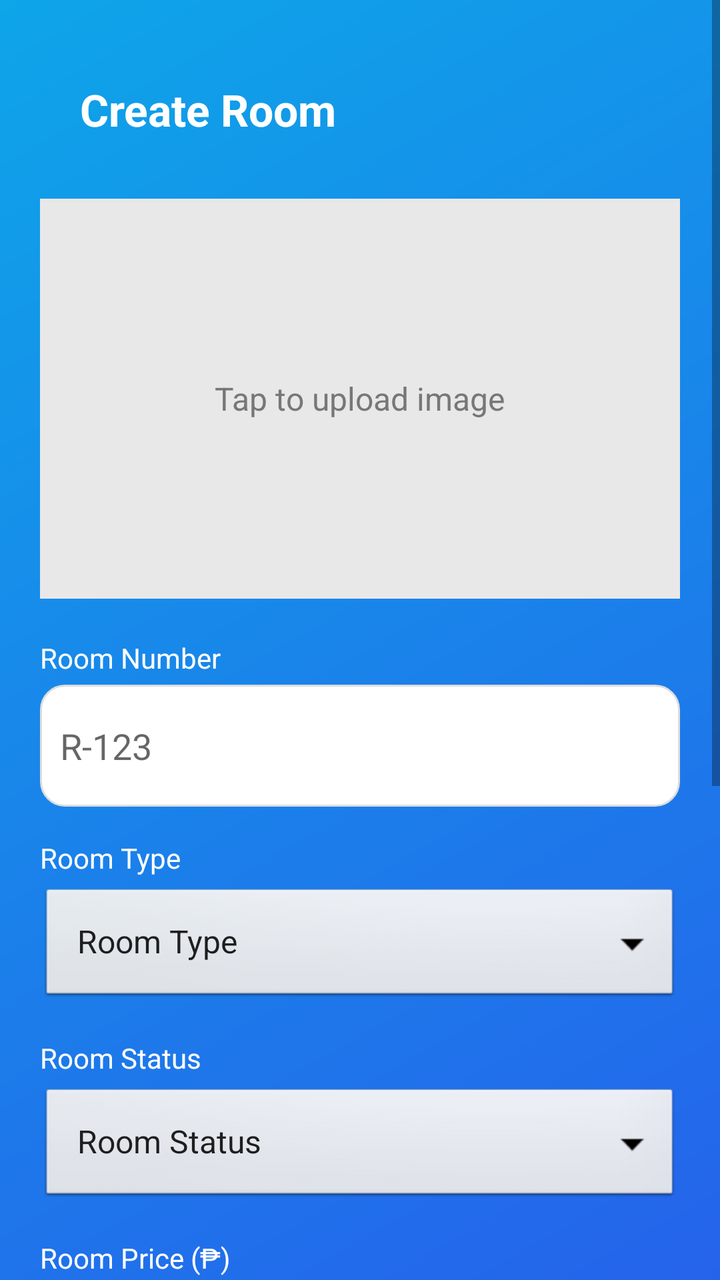
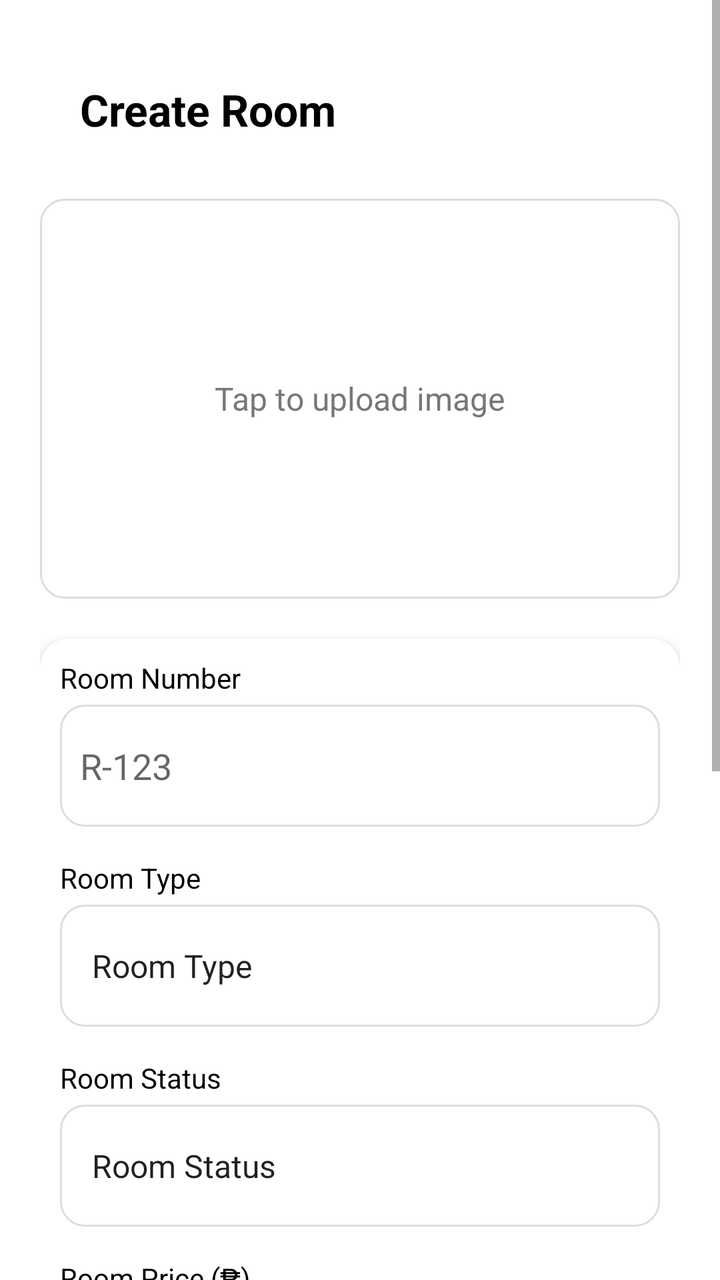

Before-and-after screenshots of an Android layout around one commit, followed by the original layout XML and the change that was made.
<!-- AndroidManifest.xml: application theme Theme.Dormitally -->
<!-- res/layout/activity_add_room_page.xml -->
<?xml version="1.0" encoding="utf-8"?>
<LinearLayout xmlns:android="http://schemas.android.com/apk/res/android"
    xmlns:app="http://schemas.android.com/apk/res-auto"
    xmlns:tools="http://schemas.android.com/tools"
    android:id="@+id/main"
    android:layout_width="match_parent"
    android:layout_height="match_parent"
    android:background="@drawable/background"
    android:orientation="vertical"
    tools:context=".AddRoomPage">

    <ScrollView
        android:layout_width="match_parent"
        android:layout_height="match_parent"
        android:background="@drawable/background">

        <LinearLayout
            android:layout_width="match_parent"
            android:layout_height="wrap_content"
            android:orientation="vertical"
            android:padding="20dp">

            
            <LinearLayout
                android:layout_width="match_parent"
                android:layout_height="wrap_content"
                android:layout_marginBottom="10dp"
                android:elevation="4dp"
                android:orientation="vertical"
                android:padding="20dp">

                <TextView
                    android:layout_width="wrap_content"
                    android:layout_height="wrap_content"
                    android:text="Create Room"
                    android:textColor="#FFFFFF"
                    android:textSize="22sp"
                    android:textStyle="bold" />
            </LinearLayout>

            
            <FrameLayout
                android:id="@+id/frameImage"
                android:layout_width="match_parent"
                android:layout_height="200dp"
                android:layout_marginBottom="20dp"
                android:background="#E8E8E8"
                android:clickable="true"
                android:foreground="?attr/selectableItemBackground"
                android:gravity="center">

                <TextView
                    android:id="@+id/tvUpload"
                    android:layout_width="wrap_content"
                    android:layout_height="wrap_content"
                    android:layout_gravity="center"
                    android:text="Tap to upload image"
                    android:textColor="#777"
                    android:textSize="16sp" />

                <ImageView
                    android:id="@+id/imgPreview"
                    android:layout_width="match_parent"
                    android:layout_height="match_parent"
                    android:scaleType="centerCrop"
                    android:visibility="gone" />
            </FrameLayout>


            
            <TextView
                android:layout_width="wrap_content"
                android:layout_height="wrap_content"
                android:layout_marginBottom="4dp"
                android:text="Room Number"
                android:textColor="#FFFFFF" />

            <EditText
                android:id="@+id/etRoomNumber"
                android:layout_width="match_parent"
                android:layout_height="61dp"
                android:background="@drawable/edittxt_bg_rf"
                android:hint="R-123"
                android:inputType="text"
                android:padding="10dp" />

            
            <TextView
                android:layout_width="wrap_content"
                android:layout_height="wrap_content"
                android:layout_marginTop="16dp"
                android:layout_marginBottom="4dp"
                android:text="Room Type"
                android:textColor="#FFFFFF" />

            <Spinner
                android:id="@+id/roomTypeSpinner"
                android:layout_width="match_parent"
                android:layout_height="61dp"
                android:background="@android:drawable/btn_dropdown"
                android:entries="@array/RoomType"
                android:spinnerMode="dropdown" />

            
            <TextView
                android:layout_width="wrap_content"
                android:layout_height="wrap_content"
                android:layout_marginTop="16dp"
                android:layout_marginBottom="4dp"
                android:text="Room Status"
                android:textColor="#FFFFFF" />

            <Spinner
                android:id="@+id/roomStatusSpinner"
                android:layout_width="match_parent"
                android:layout_height="61dp"
                android:background="@android:drawable/btn_dropdown"
                android:entries="@array/RoomStatus"
                android:spinnerMode="dropdown" />

            
            <TextView
                android:layout_width="wrap_content"
                android:layout_height="wrap_content"
                android:layout_marginTop="16dp"
                android:layout_marginBottom="4dp"
                android:text="Room Price (₱)"
                android:textColor="#FFFFFF" />

            <EditText
                android:id="@+id/etRoomPrice"
                android:layout_width="match_parent"
                android:layout_height="48dp"
                android:background="@drawable/edittxt_bg_rf"
                android:hint="5,000"
                android:inputType="numberDecimal"
                android:padding="10dp" />

            
            <TextView
                android:layout_width="wrap_content"
                android:layout_height="wrap_content"
                android:layout_marginTop="16dp"
                android:layout_marginBottom="4dp"
                android:text="Capacity"
                android:textColor="#FFFFFF" />

            <Spinner
                android:id="@+id/roomCapacitySpinner"
                android:layout_width="match_parent"
                android:layout_height="61dp"
                android:background="@android:drawable/btn_dropdown"
                android:entries="@array/Capacity"
                android:spinnerMode="dropdown" />

            
            <TextView
                android:layout_width="wrap_content"
                android:layout_height="wrap_content"
                android:layout_marginTop="16dp"
                android:layout_marginBottom="4dp"
                android:text="Description"
                android:textColor="@color/white" />

            <EditText
                android:id="@+id/etDescription"
                android:layout_width="match_parent"
                android:layout_height="120dp"
                android:background="@drawable/edittxt_bg_rf"
                android:gravity="top"
                android:hint="Own Cr,Double Deck, and has a Tables"
                android:inputType="textMultiLine"
                android:padding="10dp" />

            
            <LinearLayout
                android:layout_width="match_parent"
                android:layout_height="wrap_content"
                android:layout_marginTop="25dp"
                android:gravity="center"
                android:orientation="horizontal">

                <Button
                    android:id="@+id/btnSave"
                    android:layout_width="0dp"
                    android:layout_height="wrap_content"
                    android:layout_weight="1"
                    android:background="@drawable/toggle_unselected"
                    android:backgroundTint="@color/white"
                    android:text="Save"
                    android:textColor="@color/black" />

                <Space
                    android:layout_width="12dp"
                    android:layout_height="wrap_content" />

                <Button
                    android:id="@+id/btnCancel"
                    android:layout_width="0dp"
                    android:layout_height="wrap_content"
                    android:layout_weight="1"
                    android:background="@drawable/toggle_selected"
                    android:backgroundTint="#0000FF"
                    android:text="Cancel"
                    android:textColor="#FFFFFF" />
            </LinearLayout>

        </LinearLayout>

    </ScrollView>


</LinearLayout>
<!-- resources referenced by this layout -->
<resources>
  <string-array name="Capacity">
          <item>Capacity</item>
          <item>1</item>
          <item>2</item>
          <item>3</item>
          <item>4</item>
      </string-array>
  <string-array name="RoomStatus">
          <item>Room Status</item>
          <item>Available</item>"
          <item>Occupied</item>
          <item>Maintenance</item>
      </string-array>
  <string-array name="RoomType">
          <item>Room Type</item>
          <item>Aircon</item>
          <item>Non-Aircon</item>
      </string-array>
  <color name="black">#FF000000</color>
  <color name="white">#FFFFFFFF</color>
  <!-- drawable background (drawable) -->
  <?xml version="1.0" encoding="utf-8"?>
  <layer-list xmlns:android="http://schemas.android.com/apk/res/android">
      <item>
          <shape android:shape="rectangle">
              <gradient
                  android:angle="315"
                  android:startColor="#0EA5E9"
              android:endColor="#2563EB"
              android:type="linear" />
          </shape>
      </item>
  </layer-list>
  <!-- drawable edittxt_bg_rf (drawable) -->
  <shape xmlns:android="http://schemas.android.com/apk/res/android">
      <solid android:color="#FFFFFF"/>
      <corners android:radius="12dp"/>
      <stroke android:width="1dp" android:color="#DDDDDD"/>
      <padding android:left="8dp" android:top="8dp" android:right="8dp" android:bottom="8dp"/>
  </shape>
  <!-- drawable toggle_selected (drawable) -->
  <?xml version="1.0" encoding="utf-8"?>
  <shape xmlns:android="http://schemas.android.com/apk/res/android">
      <solid android:color="#2563EB"/>
      <corners android:radius="30dp"/>
  </shape>
  <!-- drawable toggle_unselected (drawable) -->
  <?xml version="1.0" encoding="utf-8"?>
  <shape xmlns:android="http://schemas.android.com/apk/res/android">
      <solid android:color="#F5F5F5"/>
      <corners android:radius="30dp"/>
  </shape>
  <style name="Theme.Dormitally" parent="Base.Theme.Dormitally" />
  <style name="Base.Theme.Dormitally" parent="Theme.AppCompat.Light.NoActionBar">
          
          
      </style>
</resources>

<!-- the commit's change to res/layout/activity_add_room_page.xml (unified diff, before → after) -->
@@ -12,7 +12,7 @@
     <ScrollView
         android:layout_width="match_parent"
         android:layout_height="match_parent"
-        android:background="@drawable/background">
+        android:background="@color/white">
 
         <LinearLayout
             android:layout_width="match_parent"
@@ -33,7 +33,7 @@
                     android:layout_width="wrap_content"
                     android:layout_height="wrap_content"
                     android:text="Create Room"
-                    android:textColor="#FFFFFF"
+                    android:textColor="@color/black"
                     android:textSize="22sp"
                     android:textStyle="bold" />
             </LinearLayout>
@@ -44,7 +44,7 @@
                 android:layout_width="match_parent"
                 android:layout_height="200dp"
                 android:layout_marginBottom="20dp"
-                android:background="#E8E8E8"
+                android:background="@drawable/edittxt_bg_rf"
                 android:clickable="true"
                 android:foreground="?attr/selectableItemBackground"
                 android:gravity="center">
@@ -68,109 +68,128 @@
 
 
             
-            <TextView
-                android:layout_width="wrap_content"
-                android:layout_height="wrap_content"
-                android:layout_marginBottom="4dp"
-                android:text="Room Number"
-                android:textColor="#FFFFFF" />
-
-            <EditText
-                android:id="@+id/etRoomNumber"
-                android:layout_width="match_parent"
-                android:layout_height="61dp"
-                android:background="@drawable/edittxt_bg_rf"
-                android:hint="R-123"
-                android:inputType="text"
-                android:padding="10dp" />
-
-            
-            <TextView
-                android:layout_width="wrap_content"
-                android:layout_height="wrap_content"
-                android:layout_marginTop="16dp"
-                android:layout_marginBottom="4dp"
-                android:text="Room Type"
-                android:textColor="#FFFFFF" />
-
-            <Spinner
-                android:id="@+id/roomTypeSpinner"
-                android:layout_width="match_parent"
-                android:layout_height="61dp"
-                android:background="@android:drawable/btn_dropdown"
-                android:entries="@array/RoomType"
-                android:spinnerMode="dropdown" />
-
-            
-            <TextView
-                android:layout_width="wrap_content"
-                android:layout_height="wrap_content"
-                android:layout_marginTop="16dp"
-                android:layout_marginBottom="4dp"
-                android:text="Room Status"
-                android:textColor="#FFFFFF" />
-
-            <Spinner
-                android:id="@+id/roomStatusSpinner"
-                android:layout_width="match_parent"
-                android:layout_height="61dp"
-                android:background="@android:drawable/btn_dropdown"
-                android:entries="@array/RoomStatus"
-                android:spinnerMode="dropdown" />
-
-            
-            <TextView
-                android:layout_width="wrap_content"
-                android:layout_height="wrap_content"
-                android:layout_marginTop="16dp"
-                android:layout_marginBottom="4dp"
-                android:text="Room Price (₱)"
-                android:textColor="#FFFFFF" />
-
-            <EditText
-                android:id="@+id/etRoomPrice"
-                android:layout_width="match_parent"
-                android:layout_height="48dp"
-                android:background="@drawable/edittxt_bg_rf"
-                android:hint="5,000"
-                android:inputType="numberDecimal"
-                android:padding="10dp" />
-
-            
-            <TextView
-                android:layout_width="wrap_content"
-                android:layout_height="wrap_content"
-                android:layout_marginTop="16dp"
-                android:layout_marginBottom="4dp"
-                android:text="Capacity"
-                android:textColor="#FFFFFF" />
-
-            <Spinner
-                android:id="@+id/roomCapacitySpinner"
-                android:layout_width="match_parent"
-                android:layout_height="61dp"
-                android:background="@android:drawable/btn_dropdown"
-                android:entries="@array/Capacity"
-                android:spinnerMode="dropdown" />
-
-            
-            <TextView
-                android:layout_width="wrap_content"
-                android:layout_height="wrap_content"
-                android:layout_marginTop="16dp"
-                android:layout_marginBottom="4dp"
-                android:text="Description"
-                android:textColor="@color/white" />
-
-            <EditText
-                android:id="@+id/etDescription"
-                android:layout_width="match_parent"
-                android:layout_height="120dp"
-                android:background="@drawable/edittxt_bg_rf"
-                android:gravity="top"
-                android:hint="Own Cr,Double Deck, and has a Tables"
-                android:inputType="textMultiLine"
-                android:padding="10dp" />
+            <androidx.cardview.widget.CardView
+                android:layout_width="match_parent"
+                android:layout_height="match_parent"
+                app:cardCornerRadius="14dp"
+                app:cardElevation="4dp">
+
+                <LinearLayout
+                    android:layout_width="match_parent"
+                    android:layout_height="match_parent"
+                    android:orientation="vertical"
+                    android:padding="10dp">
+
+                    <TextView
+                        android:layout_width="wrap_content"
+                        android:layout_height="wrap_content"
+                        android:layout_marginBottom="4dp"
+                        android:text="Room Number"
+                        android:textColor="@color/black" />
+
+                    <EditText
+                        android:id="@+id/etRoomNumber"
+                        android:layout_width="match_parent"
+                        android:layout_height="61dp"
+                        android:background="@drawable/edittxt_bg_rf"
+                        android:hint="R-123"
+                        android:inputType="text"
+                        android:padding="10dp" />
+
+                    <TextView
+                        android:layout_width="wrap_content"
+                        android:layout_height="wrap_content"
+                        android:layout_marginTop="16dp"
+                        android:layout_marginBottom="4dp"
+                        android:text="Room Type"
+                        android:textColor="@color/black" />
+
+                    <Spinner
+                        android:id="@+id/roomTypeSpinner"
+                        android:layout_width="match_parent"
+                        android:layout_height="61dp"
+                        android:background="@drawable/edittxt_bg_rf"
+                        android:entries="@array/RoomType"
+                        android:spinnerMode="dropdown" />
+
+                    <TextView
+                        android:layout_width="wrap_content"
+                        android:layout_height="wrap_content"
+                        android:layout_marginTop="16dp"
+                        android:layout_marginBottom="4dp"
+                        android:text="Room Status"
+                        android:textColor="@color/black" />
+
+                    <Spinner
+                        android:id="@+id/roomStatusSpinner"
+                        android:layout_width="match_parent"
+                        android:layout_height="61dp"
+                        android:background="@drawable/edittxt_bg_rf"
+                        android:entries="@array/RoomStatus"
+                        android:spinnerMode="dropdown" />
+
+                    <TextView
+                        android:layout_width="wrap_content"
+                        android:layout_height="wrap_content"
+                        android:layout_marginTop="16dp"
+                        android:layout_marginBottom="4dp"
+                        android:text="Room Price (₱)"
+                        android:textColor="@color/black" />
+
+                    <EditText
+                        android:id="@+id/etRoomPrice"
+                        android:layout_width="match_parent"
+                        android:layout_height="48dp"
+                        android:background="@drawable/edittxt_bg_rf"
+                        android:hint="5,000"
+                        android:inputType="numberDecimal"
+                        android:padding="10dp" />
+
+                    <TextView
+                        android:layout_width="wrap_content"
+                        android:layout_height="wrap_content"
+                        android:layout_marginTop="16dp"
+                        android:layout_marginBottom="4dp"
+                        android:text="Capacity"
+                        android:textColor="@color/black" />
+
+                    <Spinner
+                        android:id="@+id/roomCapacitySpinner"
+                        android:layout_width="match_parent"
+                        android:layout_height="61dp"
+                        android:background="@drawable/edittxt_bg_rf"
+                        android:entries="@array/Capacity"
+                        android:spinnerMode="dropdown" />
+
+                    <TextView
+                        android:layout_width="wrap_content"
+                        android:layout_height="wrap_content"
+                        android:layout_marginTop="16dp"
+                        android:layout_marginBottom="4dp"
+                        android:text="Description"
+                        android:textColor="@color/black" />
+
+                    <EditText
+                        android:id="@+id/etDescription"
+                        android:layout_width="match_parent"
+                        android:layout_height="120dp"
+                        android:background="@drawable/edittxt_bg_rf"
+                        android:gravity="top"
+                        android:hint="Own Cr,Double Deck, and has a Tables"
+                        android:inputType="textMultiLine"
+                        android:padding="10dp" />
+                </LinearLayout>
+            </androidx.cardview.widget.CardView>
+
+            
+
+            
+
+            
+
+            
+
+            
 
             
             <LinearLayout
@@ -185,10 +204,10 @@
                     android:layout_width="0dp"
                     android:layout_height="wrap_content"
                     android:layout_weight="1"
-                    android:background="@drawable/toggle_unselected"
-                    android:backgroundTint="@color/white"
+                    android:background="@drawable/toggle_selected"
+                    android:backgroundTint="#0000FF"
                     android:text="Save"
-                    android:textColor="@color/black" />
+                    android:textColor="@color/white" />
 
                 <Space
                     android:layout_width="12dp"
@@ -199,10 +218,10 @@
                     android:layout_width="0dp"
                     android:layout_height="wrap_content"
                     android:layout_weight="1"
-                    android:background="@drawable/toggle_selected"
-                    android:backgroundTint="#0000FF"
+                    android:background="@drawable/toggle_unselected"
+                    android:backgroundTint="@color/ic_launcher_background"
                     android:text="Cancel"
-                    android:textColor="#FFFFFF" />
+                    android:textColor="@color/black" />
             </LinearLayout>
 
         </LinearLayout>
<!-- resource entries referenced after the edit -->
@@ -19,6 +19,7 @@
           <item>Non-Aircon</item>
       </string-array>
   <color name="black">#FF000000</color>
+  <color name="ic_launcher_background">#FFFFFF</color>
   <color name="white">#FFFFFFFF</color>
   <!-- drawable background (drawable) -->
   <?xml version="1.0" encoding="utf-8"?>
